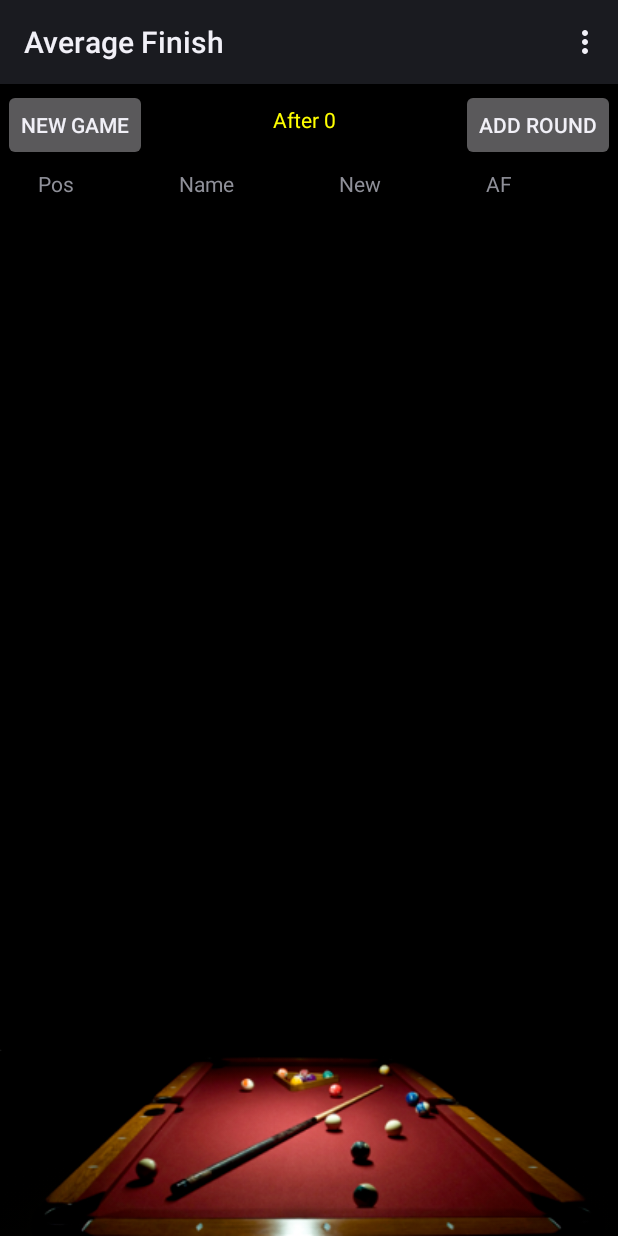
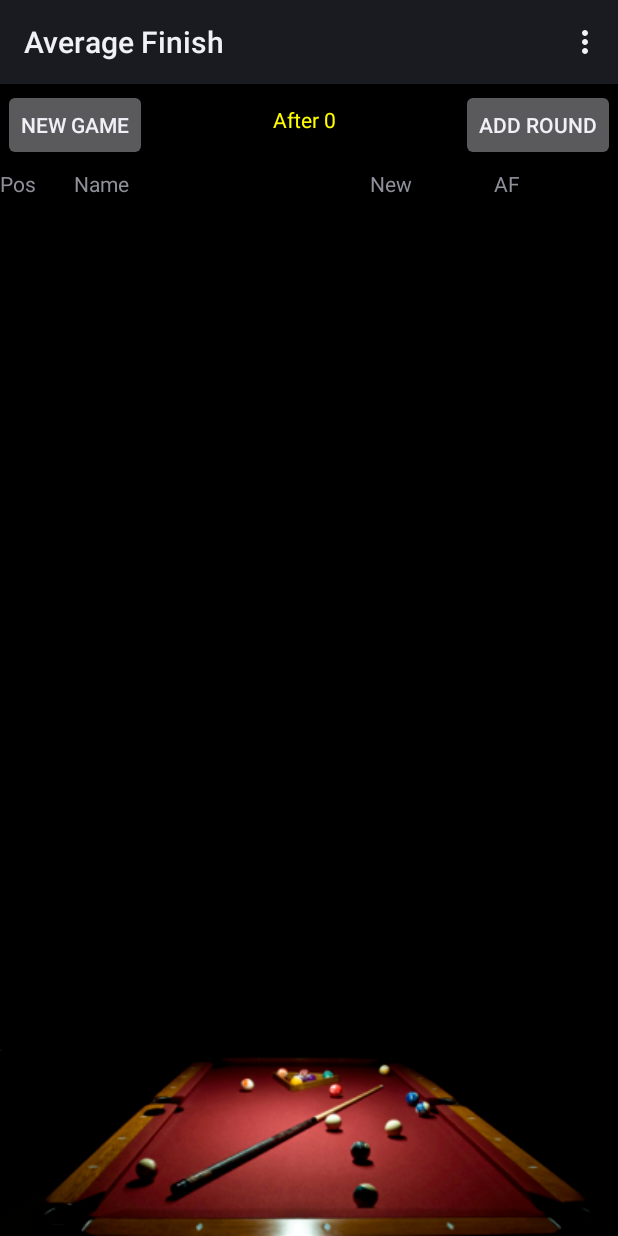
Before and after one commit to demarna1/PoolGameScorer, an Android app: the AFGameActivity screen opened directly, with no data from a screen before it, on a phone screen of 412 x 824 dp. Run offline under Robolectric (Android 15) with nearby library versions, the phone set to English and light mode, and no system bars.

Commit message:
Use ListView in AFGameActivity

```diff
--- a/app/src/main/java/noah/poolgamescorer/averagefinish/AFPlayersActivity.java
+++ b/app/src/main/java/noah/poolgamescorer/averagefinish/AFPlayersActivity.java
@@ -139,7 +139,7 @@ public class AFPlayersActivity extends Activity {
                 SharedPreferences preferences = PreferenceManager.getDefaultSharedPreferences(this);
                 SharedPreferences.Editor editor = preferences.edit();
                 editor.putLong("activeGameId", afGame.getId());
-                editor.commit();
+                editor.apply();
                 Intent intent = new Intent();
                 intent.putExtra("gameId", afGame.getId());
                 setResult(RESULT_OK, intent);
--- a/app/src/main/java/noah/poolgamescorer/main/Utils.java
+++ b/app/src/main/java/noah/poolgamescorer/main/Utils.java
@@ -16,7 +16,7 @@ import noah.poolgamescorer.averagefinish.AFPlayer;
 public class Utils {
 
     /** The list of pool ball image paths. */
-    public static final int[] POOLBALLIMAGES = {
+    public static final int[] POOL_BALL_IMAGES = {
         R.drawable.one,
         R.drawable.two,
         R.drawable.three,
--- a/app/src/main/res/layout/activity_afgame.xml
+++ b/app/src/main/res/layout/activity_afgame.xml
@@ -6,9 +6,9 @@
     android:background="#000000"
     android:orientation="vertical" >
     <LinearLayout
-        android:id="@+id/linearLayout1"
         android:layout_width="match_parent"
-        android:layout_height="wrap_content" >
+        android:layout_height="wrap_content"
+        android:orientation="horizontal" >
         <Button
             android:id="@+id/newButton"
             android:layout_width="wrap_content"
@@ -18,7 +18,7 @@
             android:layout_marginTop="3dp"
             android:text="@string/af_new_game" />
         <TextView
-            android:id="@+id/textView1"
+            android:id="@+id/roundText"
             android:layout_width="0dp"
             android:layout_height="wrap_content"
             android:layout_weight="1"
@@ -34,50 +34,46 @@
             android:layout_marginTop="3dp"
             android:text="@string/af_add_round" />
     </LinearLayout>
-    <ScrollView
-        android:id="@+id/scrollView2"
+    <LinearLayout
+        android:layout_width="match_parent"
+        android:layout_height="wrap_content"
+        android:paddingTop="5dp"
+        android:paddingBottom="5dp"
+        android:orientation="horizontal">
+        <TextView
+            android:layout_weight="0.12"
+            android:layout_width="0dp"
+            android:layout_height="wrap_content"
+            android:text="@string/af_position" />
+        <TextView
+            android:layout_weight="0.48"
+            android:layout_width="0dp"
+            android:layout_height="wrap_content"
+            android:text="@string/af_name"/>
+        <TextView
+            android:layout_weight="0.2"
+            android:layout_width="0dp"
+            android:layout_height="wrap_content"
+            android:text="@string/af_new"/>
+        <TextView
+            android:layout_weight="0.2"
+            android:layout_width="0dp"
+            android:layout_height="wrap_content"
+            android:text="@string/af_af"/>
+    </LinearLayout>
+    <ListView
+        android:id="@+id/afListView"
         android:layout_width="match_parent"
         android:layout_height="0dp"
         android:layout_weight="1"
+        android:choiceMode="none"
         android:fadeScrollbars="false"
-        android:scrollbars="vertical" >
-        <TableLayout
-            android:id="@+id/tableLayout1"
-            android:layout_width="match_parent"
-            android:layout_height="wrap_content"
-            android:stretchColumns="0,1,2,3" >
-            <TableRow
-                android:id="@+id/tableRow01"
-                android:paddingBottom="5dp"
-                android:paddingTop="5dp"
-                tools:ignore="UselessParent" >
-                <TextView
-                    android:id="@+id/textView01"
-                    android:layout_width="wrap_content"
-                    android:layout_height="wrap_content"
-                    android:paddingLeft="25dp"
-                    android:text="@string/af_position" />
-                <TextView
-                    android:id="@+id/textView02"
-                    android:layout_width="wrap_content"
-                    android:layout_height="wrap_content"
-                    android:text="@string/af_name" />
-                <TextView
-                    android:id="@+id/textView03"
-                    android:layout_width="wrap_content"
-                    android:layout_height="wrap_content"
-                    android:text="@string/af_new" />
-                <TextView
-                    android:id="@+id/textView04"
-                    android:layout_width="wrap_content"
-                    android:layout_height="wrap_content"
-                    android:text="@string/af_af" />
-            </TableRow>
-        </TableLayout>
-    </ScrollView>
+        tools:context="noah.poolgamescorer.averagefinish.AFGameActivity" >
+    </ListView>
     <ImageView
         android:id="@+id/poolTableImage"
         android:layout_width="match_parent"
         android:layout_height="wrap_content"
-        android:src="@drawable/pooltable" />
+        android:src="@drawable/pooltable"
+        android:contentDescription="@string/title_activity_af"/>
 </LinearLayout>
```
Also changed, not shown: app/src/main/java/noah/poolgamescorer/averagefinish/AFArrayAdapter.java (added, +49 -0 lines), app/src/main/java/noah/poolgamescorer/averagefinish/AFGameActivity.java (+43 -95 lines), app/src/main/res/layout/afplayer_odd.xml (added, +29 -0 lines).
